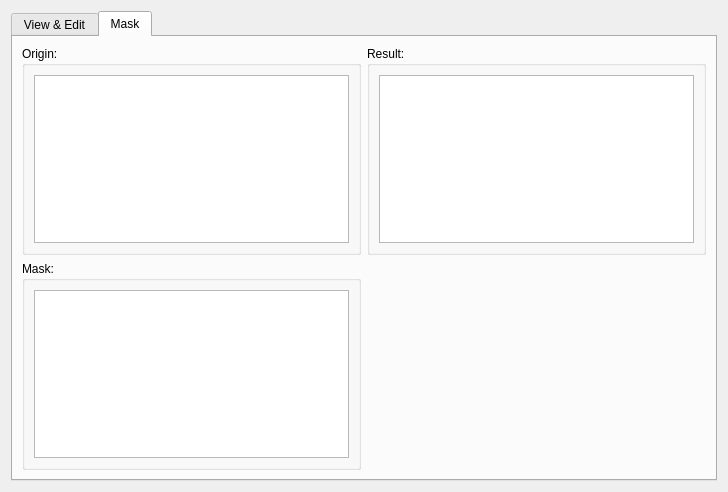
First picture: the form in viewer/viewer_widget.ui, repository verbkinm2/WTF_Viewer, before the edit.
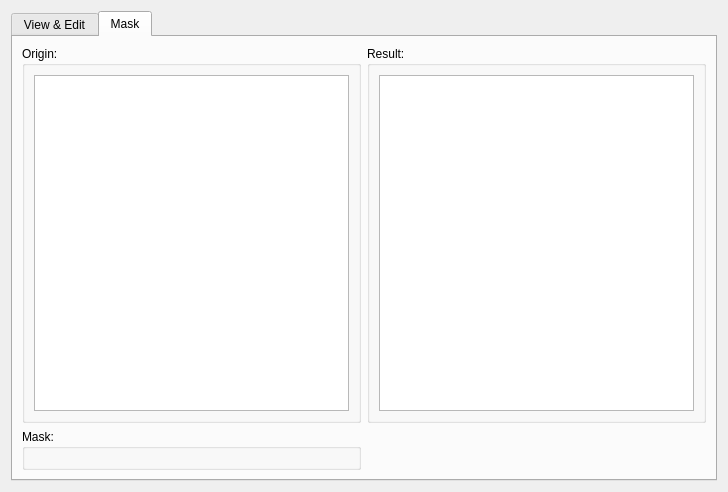
Second picture: the form after the edit. The open tabs and pages were chosen to show the change. Icons and pictures are not drawn. Custom widgets are drawn as their Qt base class.

What changed in the file:
```diff
--- a/viewer/viewer_widget.ui
+++ b/viewer/viewer_widget.ui
@@ -771,17 +771,7 @@
          </property>
          <layout class="QVBoxLayout" name="verticalLayout_2">
           <item>
-           <widget class="QGraphicsView" name="graphicsView_Mask">
-            <property name="backgroundBrush">
-             <brush brushstyle="SolidPattern">
-              <color alpha="255">
-               <red>200</red>
-               <green>200</green>
-               <blue>200</blue>
-              </color>
-             </brush>
-            </property>
-           </widget>
+           <widget class="Mask_Viewer" name="mask_viewer" native="true"/>
           </item>
          </layout>
         </widget>
@@ -836,6 +826,12 @@
    <header>../WTF_Viewer/viewer/masksettings.h</header>
    <container>1</container>
   </customwidget>
+  <customwidget>
+   <class>Mask_Viewer</class>
+   <extends>QWidget</extends>
+   <header>../WTF_Viewer/viewer/mask_viewer.h</header>
+   <container>1</container>
+  </customwidget>
  </customwidgets>
  <tabstops>
   <tabstop>tabWidget</tabstop>
```
Left out of the diff: 5 changed lines with no effect on the pictures.
